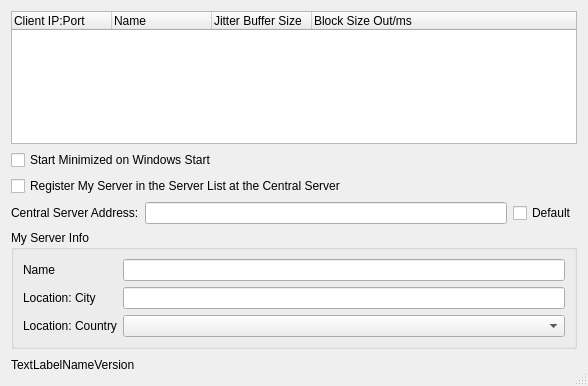
First picture: the form in src/serverdlgbase.ui, repository jamulussoftware/jamulus, before the edit.
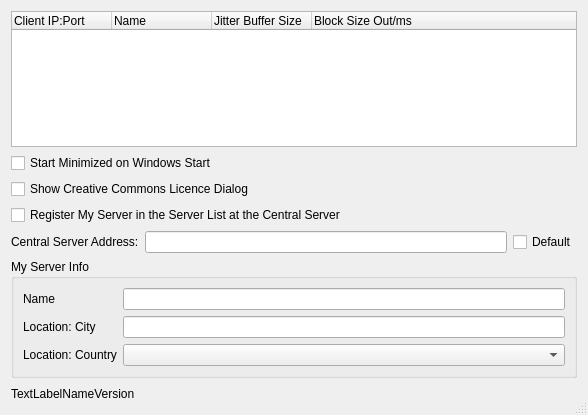
Second picture: the form after the edit. Icons and pictures are not drawn.

Commit message: added show licence switch in the server GUI

The edit to the form file:
```diff
--- a/src/serverdlgbase.ui
+++ b/src/serverdlgbase.ui
@@ -1,12 +1,12 @@
 <ui version="4.0" >
  <class>CServerDlgBase</class>
- <widget class="QDialog" name="CServerDlgBase" >
-  <property name="geometry" >
+ <widget class="QDialog" name="CServerDlgBase">
+  <property name="geometry">
    <rect>
     <x>0</x>
     <y>0</y>
     <width>588</width>
-    <height>386</height>
+    <height>415</height>
    </rect>
   </property>
   <property name="windowTitle" >
@@ -54,8 +54,15 @@
     </widget>
    </item>
    <item>
-    <widget class="QCheckBox" name="chbRegisterServer" >
-     <property name="text" >
+    <widget class="QCheckBox" name="chbUseCCLicence">
+     <property name="text">
+      <string>Show Creative Commons Licence Dialog</string>
+     </property>
+    </widget>
+   </item>
+   <item>
+    <widget class="QCheckBox" name="chbRegisterServer">
+     <property name="text">
       <string>Register My Server in the Server List at the Central Server</string>
      </property>
     </widget>
```
Left out of the diff: 109 changed lines with no effect on the pictures. The commit also changes 6 other files.
